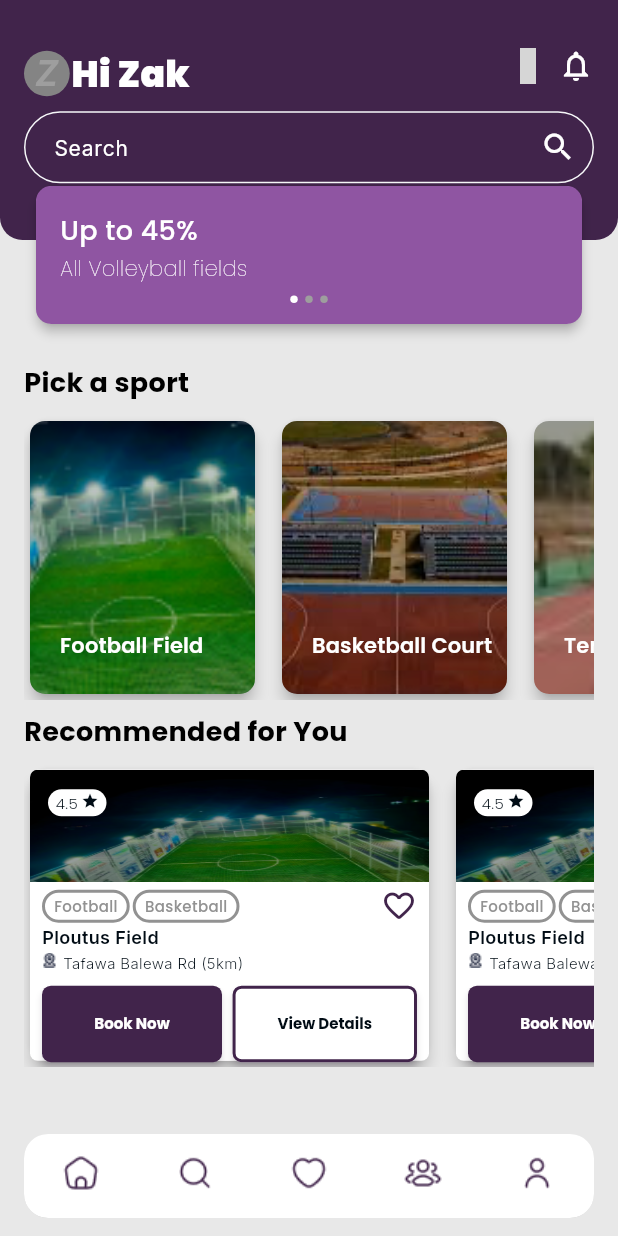
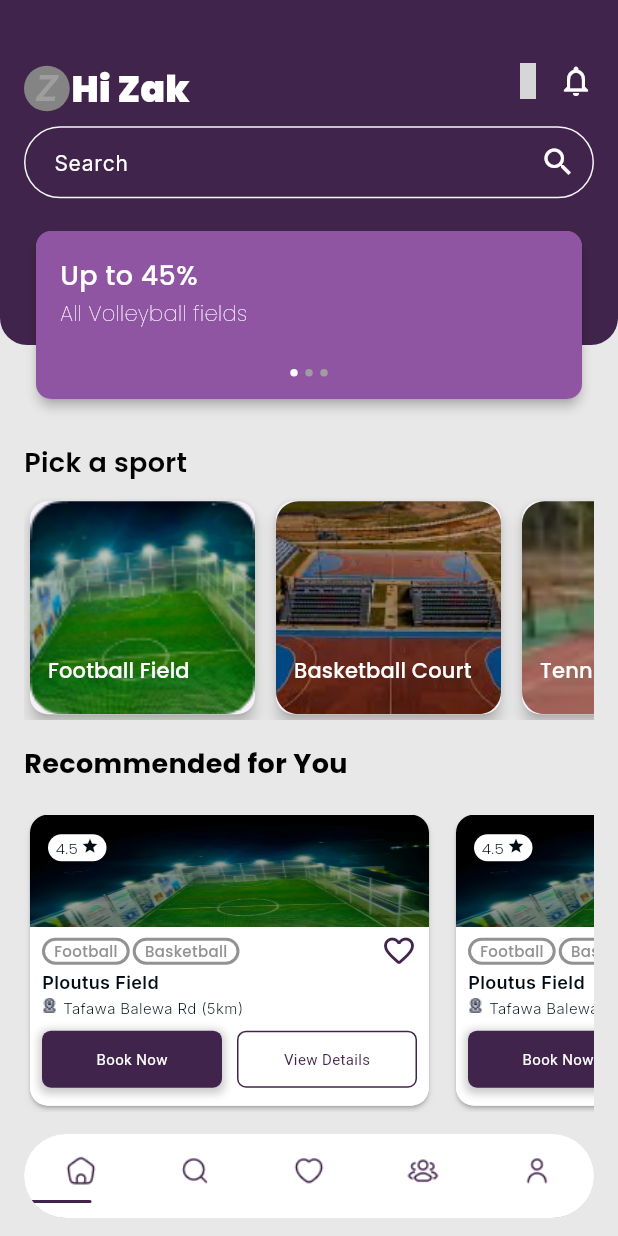
Before and after one commit to devPeta/playden, a Flutter app: the mainViewNavigator screen opened directly, on a phone screen of 412 x 824 dp. Run offline on Flutter 3.47's test engine with Material 3 defaults, Android fonts, the phone set to English and light mode, and no system bars; drawn by our look-alikes of smooth_page_indicator; our stand-ins replace flutter_svg, get, google_fonts, iconsax; grey boxes are pictures that could not be loaded.

Commit message:
"Updated various widgets and layouts in the homepage, onboarding, and main navigator screens, including button styles, padding, and border radii. Also updated dependencies in pubspec.lock."

```diff
--- a/lib/core/common/button/playButton.dart
+++ b/lib/core/common/button/playButton.dart
@@ -1,5 +1,6 @@
 import 'package:flutter/material.dart';
 import 'package:get/get.dart';
+import 'package:playden/core/constant/playColors.dart';
 
 class PlayButtonController extends GetxController {
   var isPressed = false.obs;
@@ -18,7 +19,7 @@ class PlayButtonController extends GetxController {
   }
 }
 
-class MyButton extends StatelessWidget {
+class PlayButton extends StatelessWidget {
   final String label;
   final Function onTap;
   final double height;
@@ -26,8 +27,10 @@ class MyButton extends StatelessWidget {
   final Color color;
   final double borderRadius;
   final TextStyle textStyle;
+  final Border? border;
+  final double shadowOpacity;
 
-  MyButton({
+  PlayButton({
     required this.label,
     required this.onTap,
     this.height = 45,
@@ -39,6 +42,8 @@ class MyButton extends StatelessWidget {
       fontSize: 16,
       fontWeight: FontWeight.w600,
     ),
+    this.border,
+    this.shadowOpacity = 0.2,
   });
 
   final PlayButtonController controller = Get.put(PlayButtonController());
@@ -56,11 +61,12 @@ class MyButton extends StatelessWidget {
         decoration: BoxDecoration(
           color: controller.isPressed.value ? color.withOpacity(0.7) : color,
           borderRadius: BorderRadius.circular(borderRadius),
+          border: border,
           boxShadow: controller.isPressed.value
               ? []
               : [
             BoxShadow(
-              color: Colors.black.withOpacity(0.2),
+              color: Colors.black.withOpacity(shadowOpacity),
               spreadRadius: 2,
               blurRadius: 4,
               offset: Offset(0, 2),
--- a/lib/core/common/purpleContainer.dart
+++ b/lib/core/common/purpleContainer.dart
@@ -9,11 +9,12 @@ class PurpleContainer extends StatelessWidget {
     return Container(
       padding: const EdgeInsets.all(0),
       width: double.infinity,
+      height: 230,
       decoration: const BoxDecoration(
         color: Color(0xFF41244B),
         borderRadius: BorderRadius.only(
-          bottomRight: Radius.circular(15),
-          bottomLeft: Radius.circular(15),
+          bottomRight: Radius.circular(18),
+          bottomLeft: Radius.circular(18),
         )
       ),
       child: child,
--- a/lib/presentation/views/auths/onBoarding/boardingController.dart
+++ b/lib/presentation/views/auths/onBoarding/boardingController.dart
@@ -5,7 +5,7 @@ import 'package:playden/presentation/views/auths/onBoarding/preLogin.dart';
 
 class BoardingController extends GetxController{
   static BoardingController get instance => Get.find();
-
+  Rx<String> buttonText = 'Next'.obs;
   /// Variables
   final pageController = PageController();
 
@@ -26,7 +26,7 @@ class BoardingController extends GetxController{
 
   /// Update Current Index X jump to next Page
   void nextPage(){
-    if(currentPageIndex.value == 3){
+    if(currentPageIndex.value == 2){
       Get.to(const preLogin());
     } else {
       int page = currentPageIndex.value + 1;
--- a/lib/presentation/views/auths/onBoarding/onboardingScreen.dart
+++ b/lib/presentation/views/auths/onBoarding/onboardingScreen.dart
@@ -1,5 +1,7 @@
 import 'package:flutter/material.dart';
 import 'package:get/get.dart';
+import 'package:playden/core/common/button/playButton.dart';
+import 'package:playden/core/constant/playColors.dart';
 import 'package:playden/core/constant/playImages.dart';
 import 'package:playden/core/constant/playTextString.dart';
 import 'package:playden/core/constant/playTextStyles.dart';
@@ -58,14 +60,25 @@ class onboardingScreen extends StatelessWidget {
                 height: screenHeight * 0.01,
               ),
 
-              SizedBox(
-                width: double.infinity,
-                child: ElevatedButton(
-                  onPressed: (){
-                    Get.to(const preLogin());
-                  },
-                  child: Text('Login', style: payTextStyles.playElevatedButtonText,),
-                ),
+              Row(
+                mainAxisAlignment: MainAxisAlignment.end,
+                children: [
+                  PlayButton(
+                    label: controller.buttonText.value,
+                    onTap: () {
+                      controller.nextPage();
+                    },
+                    height: 45,
+                    width: 171,
+                    color: playColors.primary,
+                    borderRadius: 12.0,
+                    textStyle: const TextStyle(
+                      color: Colors.white,
+                      fontSize: 18,
+                      fontWeight: FontWeight.bold,
+                    ),
+                  ),
+                ],
               ),
             ]
           )
@@ -74,3 +87,12 @@ class onboardingScreen extends StatelessWidget {
     );
   }
 }
+
+
+// ElevatedButton(
+//
+// onPressed: (){
+// Get.to(const preLogin());
+// },
+// child: Text('Login', style: payTextStyles.playElevatedButtonText,),
+// )
--- a/lib/presentation/views/auths/onBoarding/widgets/onboardingPageView.dart
+++ b/lib/presentation/views/auths/onBoarding/widgets/onboardingPageView.dart
@@ -24,7 +24,7 @@ class onboardingPageView extends StatelessWidget {
       children: [
         Text(title, style: payTextStyles.playOnboardingBlackTitle,),
         SizedBox(height: screenHeight * 0.01,),
-        Image.asset( imgPaths, ),
+        Center(child: Image.asset( imgPaths, height: 400,)),
         SizedBox(height: screenHeight * 0.01,),
         Text(subtitle, style: payTextStyles.playOnboardingSubTitle,),
       ],
--- a/lib/presentation/views/mains/homepage_screen/homepage.dart
+++ b/lib/presentation/views/mains/homepage_screen/homepage.dart
@@ -49,7 +49,7 @@ class _homepageState extends State<homepage> {
               clipBehavior:Clip.none,
                 children: [
                   SizedBox(
-                height: 160,
+                // height: 230,
                 child: PurpleContainer(
                       child:
                           Padding(
@@ -59,14 +59,13 @@ class _homepageState extends State<homepage> {
                             mainAxisAlignment: MainAxisAlignment.start,
                             children: [
                               ///AppBar
+                              ///
+                              const SizedBox(height: 10),
                               const HomePageAppBar(),
                               SizedBox(height: screenHeight * 0.01,),
-
-
                               ///Search TextField
                               const Search(),
                               SizedBox(height: screenHeight * 0.01,),
-
                             ],
                           ),
                         ),
@@ -77,9 +76,9 @@ class _homepageState extends State<homepage> {
                   Positioned(
                     right: 20,
                     left: 20,
-                    bottom: -60,
+                    bottom: -40,
                     child: SizedBox(
-                      height: 100,
+                      height: 120,
                       child: Card(
                         elevation:3,
                         child: Container(
@@ -103,7 +102,7 @@ class _homepageState extends State<homepage> {
                   SizedBox(height: screenHeight * 0.01,),
                 ],
             ),
-            SizedBox(height: screenHeight * 0.1,),
+            SizedBox(height: screenHeight * 0.08),
 
 
             ///White Color Body, Pick A Sport Text, ListView
@@ -118,12 +117,11 @@ class _homepageState extends State<homepage> {
                 children: [
                   ///PickASportText
                   const PickASportText(),
-                  SizedBox(height: screenHeight * 0.01,),
-
+                  SizedBox(height: screenHeight * 0.01),
 
                   ///ShortHomePage Status
                   SizedBox(
-                    height: 190,
+                    height: 150,
                     child: ListView.separated(
                       scrollDirection: Axis.horizontal,
                       shrinkWrap: true,
@@ -132,15 +130,15 @@ class _homepageState extends State<homepage> {
                         homePageShortModel: homePageShortModelMenu[index],
                       ),
                       separatorBuilder: (BuildContext context, int index) {
-                        return const SizedBox(width: 10);
+                        return const SizedBox(width: 6);
                       },
                     ),
                   ),
-                  SizedBox(height: screenHeight * 0.01,),
+                  SizedBox(height: screenHeight * 0.02),
 
                   ///Recommend Text
                   const RecommendedText(),
-                  SizedBox(height: screenHeight * 0.01,),
+                  SizedBox(height: screenHeight * 0.02),
 
                   ///Recommended Container
                   SizedBox(
@@ -155,6 +153,8 @@ class _homepageState extends State<homepage> {
                       },
                     ),
                   ),
+
+                  // SizedBox(height: screenHeight * 10.02),
                 ],
               ),
             ),
--- a/lib/presentation/views/mains/homepage_screen/widgets/BoxPageViewContent.dart
+++ b/lib/presentation/views/mains/homepage_screen/widgets/BoxPageViewContent.dart
@@ -17,7 +17,7 @@ class BoxPageViewContent extends StatelessWidget {
   @override
   Widget build(BuildContext context) {
     return Padding(
-      padding: const EdgeInsets.only(left: 16.0, right: 16.0, top: 17, bottom: 17),
+      padding: const EdgeInsets.only(left: 16.0, right: 16.0, top: 17, bottom: 0),
       child: Column(
         crossAxisAlignment: CrossAxisAlignment.start,
         mainAxisAlignment: MainAxisAlignment.start,
@@ -39,8 +39,7 @@ class BoxPageViewContent extends StatelessWidget {
                 )
             ),
           ),
-          const SizedBox(height: 8,),
-
+          const SizedBox(height: 27),
           const Center(child: SmoothDotHomePage()),
         ],
       ),
--- a/lib/presentation/views/mains/homepage_screen/widgets/HomePageRecommendedContainer.dart
+++ b/lib/presentation/views/mains/homepage_screen/widgets/HomePageRecommendedContainer.dart
@@ -1,10 +1,12 @@
 import 'package:flutter/material.dart';
+import 'package:playden/core/common/button/playButton.dart';
+import 'package:playden/core/constant/playColors.dart';
 import 'package:playden/presentation/views/mains/homepage_screen/widgets/RecommendedAddress.dart';
 import 'package:playden/presentation/views/mains/homepage_screen/widgets/RecommendedButton.dart';
 import 'package:playden/presentation/views/mains/homepage_screen/widgets/RecommendedFieldTitle.dart';
 import 'package:playden/presentation/views/mains/homepage_screen/widgets/RecommendedStackThumbNails.dart';
 import 'package:playden/presentation/views/mains/homepage_screen/widgets/RecommendedTypeSport.dart';
-
+import 'package:playden/core/common/button/playButton.dart';
 
 
 class HomePageRecommendedContainer extends StatelessWidget {
@@ -15,21 +17,33 @@ class HomePageRecommendedContainer extends StatelessWidget {
   @override
   Widget build(BuildContext context) {
     return Card(
-      elevation: 4,
+      // elevation: 4,
       child: Container(
-        height: 192,
+        height: 175,
         width: 266,
         decoration: BoxDecoration(
-          borderRadius: BorderRadius.circular(5),
+          borderRadius: BorderRadius.circular(12),
           color: Colors.white,
+          boxShadow: [
+            BoxShadow(
+              color: Colors.black.withOpacity(0.05), // #00000008 equivalent in opacity
+              offset: Offset(0, 4), // Shadow offset (0px 4px)
+              blurRadius: 4, // Blur radius (4px)
+              spreadRadius: 0, // Spread radius (0px)
+            ),
+          ],
         ),
-        child: const Column(
+        child: Column(
           crossAxisAlignment: CrossAxisAlignment.start,
           mainAxisAlignment: MainAxisAlignment.start,
           children: [
 
             ///ThumpNails, And Rating
-            RecommendedStackThumbNails(),
+            // RecommendedStackThumbNails(),
+            ClipRRect(
+              borderRadius: BorderRadius.vertical(top: Radius.circular(12)), // Match container's border radius
+              child: RecommendedStackThumbNails(),
+            ),
 
             SizedBox(height: 4,),
 
@@ -64,7 +78,46 @@ class HomePageRecommendedContainer extends StatelessWidget {
 
                   SizedBox(height: 8,),
 
-                  RecommendedButton(),
+                  Row(
+                    mainAxisAlignment: MainAxisAlignment.spaceBetween,
+                    children: [
+                      PlayButton(
+                        label:'Book Now',
+                        onTap: () {
+                        },
+                        height: 38.0,
+                        width: 120,
+                        color: playColors.primary,
+                        borderRadius: 6.0,
+                        textStyle: const TextStyle(
+                          color: Colors.white,
+                          fontSize: 10,
+                          fontWeight: FontWeight.w400,
+                        ),
+                      ),
+                      PlayButton(
+                        label:'View Details',
+                        onTap: () {
+                        },
+                        height: 38.0,
+                        width: 120,
+                        color: playColors.white,
+                        borderRadius: 6.0,
+                        textStyle: const TextStyle(
+                          color: playColors.primary,
+                          fontSize: 10,
+                          fontWeight: FontWeight.w400,
+                        ),
+                        border: Border.all(
+                            color: playColors.primary,
+                            width: 1
+                        ),
+                          shadowOpacity: 0
+                      ),
+                    ],
+                  )
+
+                  // RecommendedButton(),
                 ],
               ),
             ),
--- a/lib/presentation/views/mains/homepage_screen/widgets/HomePageShortTile.dart
+++ b/lib/presentation/views/mains/homepage_screen/widgets/HomePageShortTile.dart
@@ -17,11 +17,11 @@ class HomePageShortTile extends StatelessWidget {
     return Card(
       elevation: 4,
       child: Container(
-        height: 180,
+        height: 150,
         width: 150,
         decoration: BoxDecoration(
             color: Colors.transparent,
-            borderRadius: BorderRadius.circular(10),
+            borderRadius: BorderRadius.circular(15),
             image: DecorationImage(
               image: AssetImage(homePageShortModel.imgPaths,),
               fit: BoxFit.cover,
@@ -30,15 +30,16 @@ class HomePageShortTile extends StatelessWidget {
         child: Stack(
           children: [
             Positioned(
-                bottom: 8,
-                left: 8,
+                bottom: 5,
+                // left: 8,
                 child: TextButton(
                   onPressed: (){},
                   child: Text(homePageShortModel.fieldName, style: GoogleFonts.poppins(
                       textStyle: const TextStyle(
                         color: Colors.white,
                         fontSize: 14,
-                        fontWeight: FontWeight.w600,
+                        fontWeight: FontWeight.w500,
+
                       ),
                   ),
                    ),
--- a/lib/presentation/views/mains/homepage_screen/widgets/PickASportText.dart
+++ b/lib/presentation/views/mains/homepage_screen/widgets/PickASportText.dart
@@ -11,7 +11,7 @@ class PickASportText extends StatelessWidget {
     return Text('Pick a sport', style: GoogleFonts.poppins(
         textStyle: const TextStyle(
           color: Colors.black,
-          fontWeight: FontWeight.w700,
+          fontWeight: FontWeight.w600,
           fontSize: 18,
         )
     ),
--- a/lib/presentation/views/mains/homepage_screen/widgets/RecommendedTypeSport.dart
+++ b/lib/presentation/views/mains/homepage_screen/widgets/RecommendedTypeSport.dart
@@ -25,7 +25,7 @@ class RecommendedTypeSport extends StatelessWidget {
             borderRadius: BorderRadius.circular(20),
           ),
           child: Padding(
-            padding: const EdgeInsets.symmetric(vertical: 2, horizontal: 6),
+            padding: const EdgeInsets.symmetric( horizontal: 6),
             child: Text(recommmendedSportName, style: GoogleFonts.poppins(
                 textStyle: const TextStyle(
                   color: Color(0xFF929292),
--- a/lib/presentation/views/mains/mainview_navigator.dart
+++ b/lib/presentation/views/mains/mainview_navigator.dart
@@ -30,15 +30,14 @@ class _mainViewNavigatorState extends State<mainViewNavigator> {
       ],
       bottomNavigationBar: BottomAppBar(
         color: Colors.transparent,
-        shape: const CircularNotchedRectangle(),
-        elevation: 3.0,
+        // shape: const CircularNotchedRectangle(),
+        // elevation: 3.0,
         child: ClipRRect(
-          borderRadius: const BorderRadius.all(Radius.circular(16.0)),
+          borderRadius: const BorderRadius.all(Radius.circular(100)),
           child: Stack(
-            children: [
-              BottomNavigationBar(
+            children:[ BottomNavigationBar(
             backgroundColor: const Color(0xFFffffff),
-              iconSize: 24,
+            // iconSize: 24,
             selectedItemColor: const Color(0xFF41244B),
             unselectedItemColor: Colors.grey,
             type: BottomNavigationBarType.fixed,
@@ -52,37 +51,41 @@ class _mainViewNavigatorState extends State<mainViewNavigator> {
             showUnselectedLabels: false,
             items:   [
               BottomNavigationBarItem(
-                  icon: Image.asset('assets/icons/navigationIcon/home-03.png'),
+                icon: Image.asset('assets/icons/navigationIcon/home-03.png', height: 20),
                 label:'',
               ),
               BottomNavigationBarItem(
-                  icon: Image.asset('assets/icons/navigationIcon/Icon Frame.png'),
+                icon: Image.asset('assets/icons/navigationIcon/Icon Frame.png', height: 20),
                 label:'',
               ),
               BottomNavigationBarItem(
-                  icon: Image.asset('assets/icons/navigationIcon/favourite.png'),
+                icon: Image.asset('assets/icons/navigationIcon/favourite.png', height: 20),
                 label:'',
               ),
               BottomNavigationBarItem(
-                  icon : Image.asset('assets/icons/navigationIcon/user-group.png'),
+                icon : Image.asset('assets/icons/navigationIcon/user-group.png', height: 20),
                 label:'',
               ),
               BottomNavigationBarItem(
-                  icon : Image.asset('assets/icons/navigationIcon/Home 7.png'),
+                icon : Image.asset('assets/icons/navigationIcon/Home 7.png', height: 20),
                 label:'',
               ),
             ],
                         ),
-              // Positioned(
-              //   bottom: 0,
-              //   left: MediaQuery.of(context).size.width/5 * _selectedIndex,
-              //   child: Container(
-              //     width: 64,
-              //     height: 4,
-              //     color: const Color(0xFF41244B),
-              //   ),
-              // ),
-            ],
+              Positioned(
+                bottom: 10,
+                left: MediaQuery.of(context).size.width/5 * _selectedIndex,
+                child: Container(
+                  width: 45,
+                  height: 2,
+                  decoration: BoxDecoration(
+                      color: const Color(0xFF41244B),
+                      borderRadius: BorderRadius.circular(20)
+                  ),
+                ),
+              ),
+            ]
+
           ),
         ),
 
```
Also changed, not shown: pubspec.lock. Lines whose indentation alone changed are shown as unchanged.
